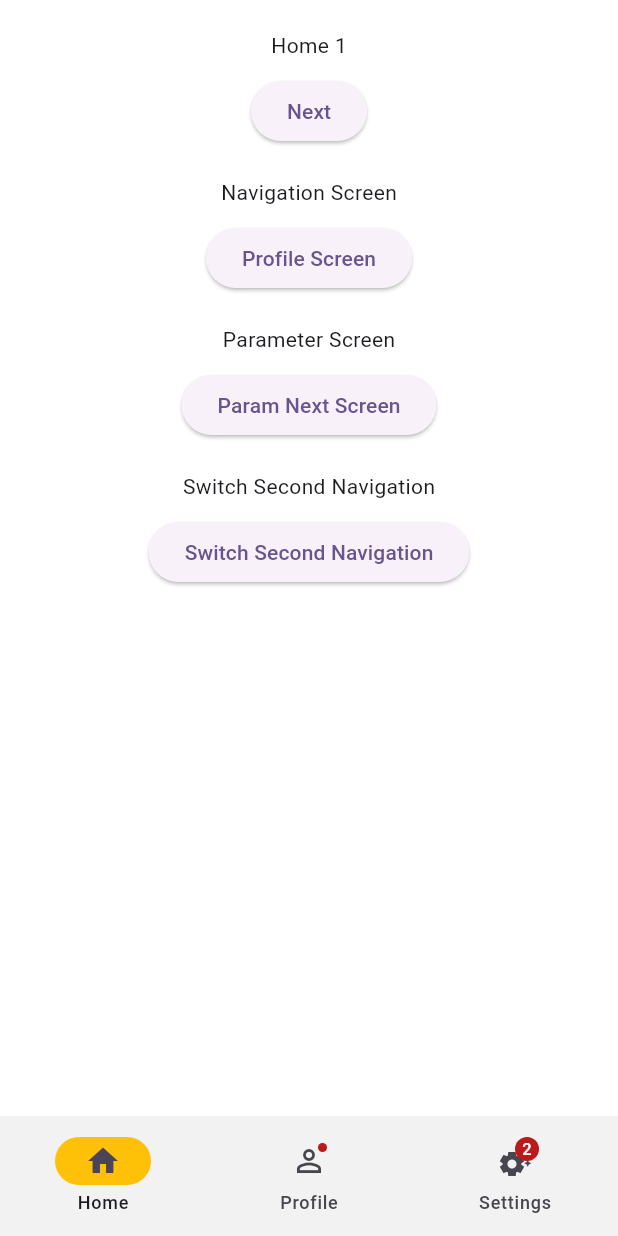
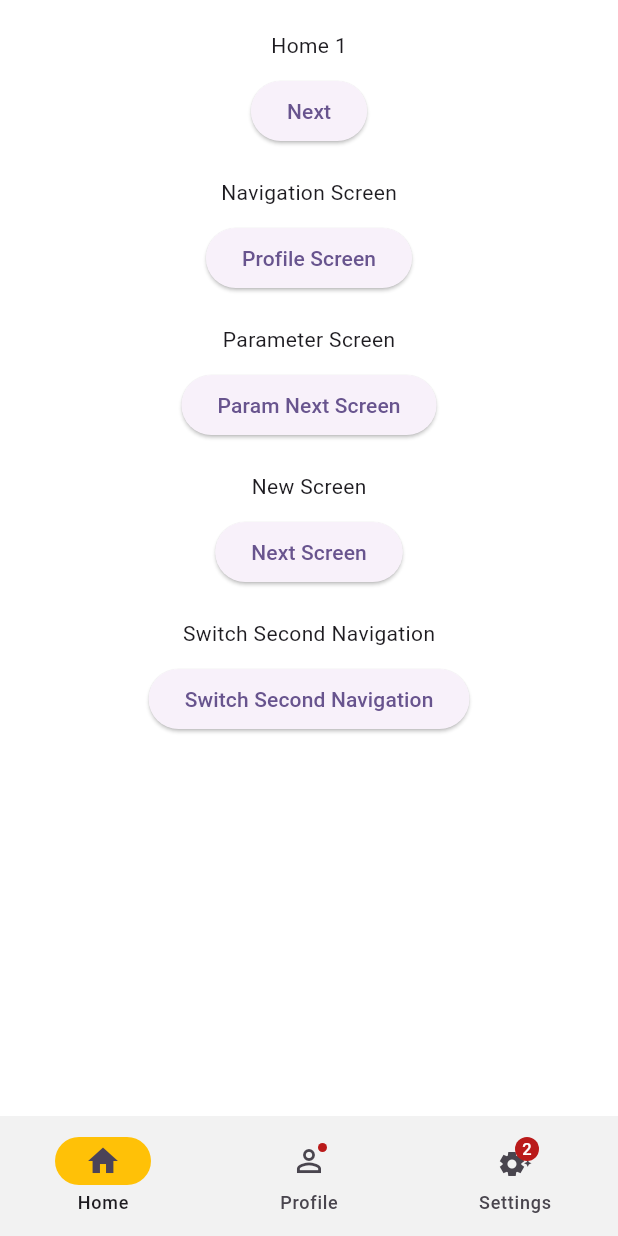
Before and after one commit to bilalahmadgujjar/Navigation-2.0-with-go-router-package-in-flutter, a Flutter app: the screen it shows after launch, on a phone screen of 412 x 824 dp. Run offline on Flutter 3.47's test engine with Material 3 defaults, Android fonts, the phone set to English and light mode, and no system bars; our stand-ins replace go_router.

Commit message:
page not found test

```diff
--- a/lib/first_nav_screen/home1.dart
+++ b/lib/first_nav_screen/home1.dart
@@ -64,6 +64,20 @@ class _Home1State extends State<Home1> {
               )),
 
 
+              const SizedBox(height: 20,),
+
+
+              const Text('New Screen'),
+              const SizedBox(height: 10,),
+              ElevatedButton(onPressed: (){
+                context.push('/new1'); // its root set wrong for test page not found screen
+              }, child: const Text(
+                'Next Screen',
+              )),
+
+
+
+
 
               ///=========================================
               const SizedBox(height: 20,),
```
